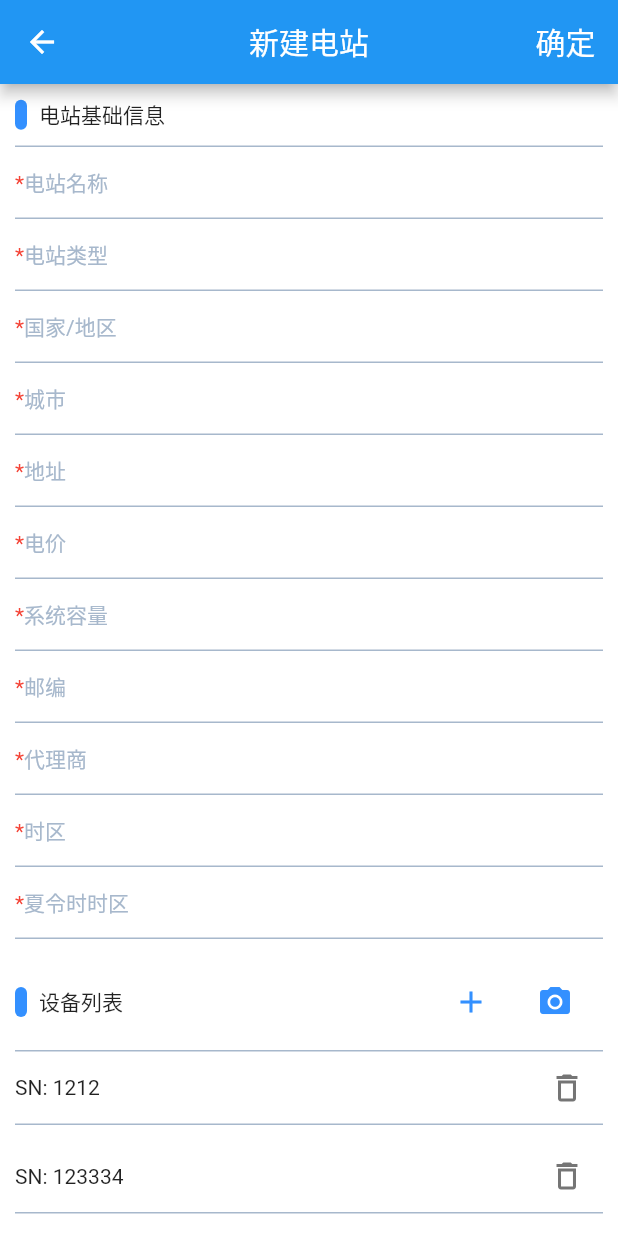
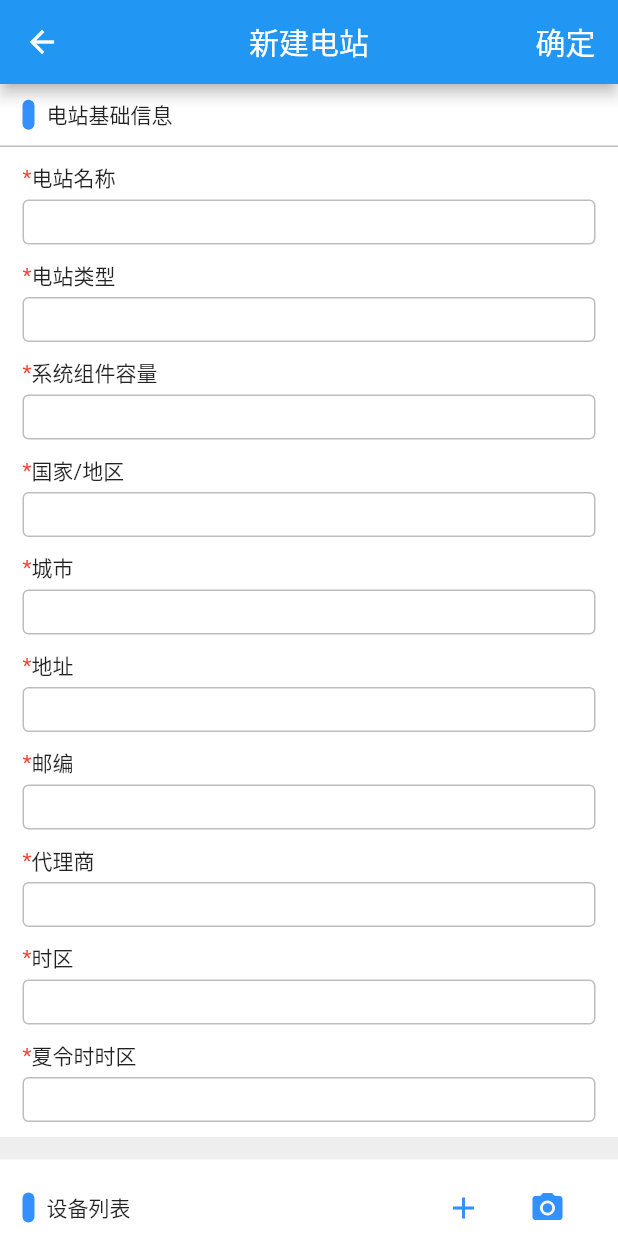
Before and after one commit to fight1991/flutter_FoxESS_demo, a Flutter app: the AddStation screen opened by its route, on a phone screen of 412 x 824 dp. Run offline on Flutter 3.47's test engine with Material 2 defaults, Android fonts, the phone set to English and light mode, and no system bars; our stand-ins replace convert, dio, flutter_easyloading, flutter_swiper, fluttertoast, shared_preferences; accounts and stored records are empty; generated files the repository leaves out were written again; statements that could not run were skipped.

Commit message:
样式调整

```diff
--- a/lib/dio/DioInit.dart
+++ b/lib/dio/DioInit.dart
@@ -24,7 +24,7 @@ class DioInit {
     //Fiddler抓包设置代理
     (dio.httpClientAdapter as DefaultHttpClientAdapter).onHttpClientCreate = (client){
       client.findProxy = (url){
-        return "PROXY 192.168.10.57:8866";
+        return "PROXY 192.168.10.47:8866";
       };
       //抓Https包设置
       client.badCertificateCallback =
--- a/lib/dio/PlantApi.dart
+++ b/lib/dio/PlantApi.dart
@@ -63,13 +63,13 @@ class PlantApi {
     return resp;
   }
   // 创建电站
-  static Future<dynamic> newPlant(data) async {
+  static Future<bool> newPlant(data) async {
     var res = await Fetch.post(
       path: '/c/v0/plant/create',
       data: data
     );
     var resp = json.decode(res.toString());
-    return resp;
+    return resp['errno'] == 0;
   }
   // 编辑电站
   static Future<dynamic> plantEdit(data) async {
--- a/lib/pages/overview/AddStation.dart
+++ b/lib/pages/overview/AddStation.dart
@@ -1,4 +1,7 @@
+import 'package:flutter/cupertino.dart';
 import "package:flutter/material.dart";
+import 'package:fluttertoast/fluttertoast.dart';
+import "package:hybridApp/dio/PlantApi.dart";
 
 class AddStation extends StatefulWidget {
   final opType;
@@ -9,8 +12,9 @@ class AddStation extends StatefulWidget {
 
 class _AddStation extends State<AddStation> {
   GlobalKey _formKey = new GlobalKey<FormState>();
-  List<String> _deviceList = ['1212', '123334'];
+  List<Map<String, dynamic>> _deviceList = [{'sn': '009W2E31A6VA044'}];
   TextEditingController _addSnController = TextEditingController();
+  Map<String, dynamic> _details = {};
   @override
   Widget build(BuildContext context) {
     var pageTitle = '新建电站';
@@ -30,17 +34,35 @@ class _AddStation extends State<AddStation> {
                 padding: EdgeInsets.symmetric(horizontal: 15.0),
                 child: Text('确定', style: TextStyle(fontSize: 20.0),)
               ),
-              onTap: () {},
+              onTap: () async{
+                // 提交电站信息
+                bool res = await PlantApi.newPlant({
+                  'devices': _deviceList,
+                  'details': _details,
+                  'timezone': '',
+                  'daylight': '',
+                  'agent': '',
+                  'position': {
+                    'format': 'dms',
+                    'x': '',
+                    'y': '',
+                    'pid': ''
+                  }
+                });
+                if (res) {
+                  Fluttertoast.showToast(msg: '创建成功');
+                }
+              },
             ),
           )
         ],
       ),
       body: Container(
-        padding: EdgeInsets.symmetric(horizontal: 10.0),
+        color: Colors.grey[200],
         child: ListView(
           children: <Widget>[
             stationBaseTitle('电站基础信息'),
-            formInfo(_formKey),
+            formInfo(),
             deviceListTile('设备列表'),
             deviceContainer(_deviceList),
           ]
@@ -51,9 +73,10 @@ class _AddStation extends State<AddStation> {
   // 电站基本信息头部
   Widget stationBaseTitle (title) {
     return Container(
-      padding: EdgeInsets.symmetric(vertical: 10.0),
+      padding: EdgeInsets.symmetric(vertical: 10.0, horizontal: 15.0),
       decoration: BoxDecoration(
-        border: Border(bottom: BorderSide(color:Color(0xffA7B8CC)))
+        border: Border(bottom: BorderSide(color:Colors.grey[400])),
+        color: Colors.white
       ),
       child: Row(
         crossAxisAlignment: CrossAxisAlignment.center,
@@ -75,56 +98,78 @@ class _AddStation extends State<AddStation> {
     );
   }
   // 表单信息
-  Widget formInfo (GlobalKey formkey) {
+  Widget formInfo () {
     return Container(
+      padding: EdgeInsets.symmetric(horizontal: 15.0, vertical: 5.0),
+      color: Colors.white,
       child: Form(
-        key: formkey,
+        key: _formKey,
         child: Column(
           children: <Widget>[
-            formInfoItem('电站名称'),
-            formInfoItem('电站类型'),
-            formInfoItem('国家/地区'),
-            formInfoItem('城市'),
-            formInfoItem('地址'),
-            formInfoItem('电价'),
-            formInfoItem('系统容量'),
-            formInfoItem('邮编'),
-            formInfoItem('代理商'),
-            formInfoItem('时区'),
-            formInfoItem('夏令时时区'),
+            formInfoItem('电站名称', 'name'),
+            formInfoItem('电站类型', 'type'),
+            formInfoItem('系统组件容量', 'systemCapacity'),
+            formInfoItem('国家/地区', 'country'),
+            formInfoItem('城市', 'city'),
+            formInfoItem('地址', 'address'),
+            formInfoItem('邮编', 'postcode'),
+            formInfoItem('代理商', 'agent'),
+            formInfoItem('时区', 'timezone'),
+            formInfoItem('夏令时时区', 'daylight'),
           ],
         ),
       ),
     );
   }
-  Widget formInfoItem (label) {
-    return TextFormField(
-      textAlign: TextAlign.end,
+  // 输入框
+  Widget formInfoItem (label, key) {
+    return Container(
+      margin: EdgeInsets.symmetric(vertical: 5.0),
+      child: Column(
+        children:[
+          Row(
+            children: <Widget>[
+              Text('*', style: TextStyle(color: Colors.red),),
+              Text(label,)
+            ],
+          ),
+          Container(
+            decoration: BoxDecoration(
+              border: Border.all(color: Colors.grey[400]),
+              borderRadius: BorderRadius.circular(4.0)
+            ),
+            height: 30.0,
+            margin: EdgeInsets.only(top: 4.0),
+            padding: EdgeInsets.symmetric(horizontal: 10.0),
+            child: TextFormField(
+            // textAlign: TextAlign.end,
               decoration: InputDecoration(
-        enabledBorder: UnderlineInputBorder(borderSide: BorderSide(color: Color(0xffA7B8CC))),
-        focusedBorder: UnderlineInputBorder(borderSide: BorderSide(color: Color(0xff3390ff))),
-        border: UnderlineInputBorder(borderSide: BorderSide(color: Colors.red)),
+                isDense: true,
                 // 注意 prefix / prefixText获取焦点是才显示
                 // Text.rich(TextSpan(children: [
                 //   TextSpan(text: "*", style: TextStyle(color: Colors.red)),
                 //   TextSpan(text: "电站名称", style: TextStyle(color: Color(0xffA7B8CC)))
                 // ]))
-        prefixIcon: Row(
-          mainAxisSize: MainAxisSize.min,
-          children: <Widget>[
-            Text('*', style: TextStyle(color: Colors.red),),
-            Text(label, style: TextStyle(color: Color(0xffA7B8CC)),)
-          ],
+                border: InputBorder.none,
+              ),
+              initialValue: _details[key],
+              onSaved: (val){
+                _details[key] = val;
+              },
             )
+          )
+        ]
       ),
     );
   }
   // 电站设备列表头部区域
   Widget deviceListTile (title) {
     return Container(
-      padding: EdgeInsets.only(top: 10.0),
+      padding: EdgeInsets.symmetric(horizontal: 15.0),
+      margin: EdgeInsets.only(top: 15.0),
       decoration: BoxDecoration(
-        border: Border(bottom: BorderSide(color: Color(0xffA7B8CC)))
+        border: Border(bottom: BorderSide(color: Color(0xffA7B8CC))),
+        color: Colors.white
       ),
       child: Row(
         crossAxisAlignment: CrossAxisAlignment.center,
@@ -154,7 +199,7 @@ class _AddStation extends State<AddStation> {
                   if (isAdd) {
                     print('确认添加');
                     setState(() {
-                      _deviceList.add(_addSnController.text);
+                      _deviceList.add({'sn':_addSnController.text});
                     });
                   } else {
                     print('取消添加');
@@ -172,27 +217,29 @@ class _AddStation extends State<AddStation> {
     );
   }
   // 设备列表容器
-  Widget deviceContainer(List<String> list) {
+  Widget deviceContainer(List<Map<String,dynamic>> list) {
     return Column(
       children: list.map((i) => deviceListItem(i)).toList()
     );
   }
   // 设备列表子项
-  Widget deviceListItem (String sn) {
+  Widget deviceListItem (Map<String,dynamic> snObj) {
     return Container(
       margin: EdgeInsets.only(bottom: 10.0),
+      padding: EdgeInsets.symmetric(horizontal: 15.0),
       decoration: BoxDecoration(
-        border: Border(bottom: BorderSide(color: Color(0xffA7B8CC)))
+        border: Border(bottom: BorderSide(color: Color(0xffA7B8CC))),
+        color: Colors.white
       ),
       child: Row(
         mainAxisAlignment: MainAxisAlignment.spaceBetween,
         children: <Widget>[
-          Text('SN: $sn'),
+          Text(snObj['sn'].toString()),
           IconButton(
             icon: Icon(Icons.delete_outline, color: Colors.grey[600],),
             onPressed: (){
               setState(() {
-                _deviceList.remove(sn);
+                _deviceList.remove(snObj);
               });
             },
           )
```
Lines whose indentation alone changed are shown as unchanged.
